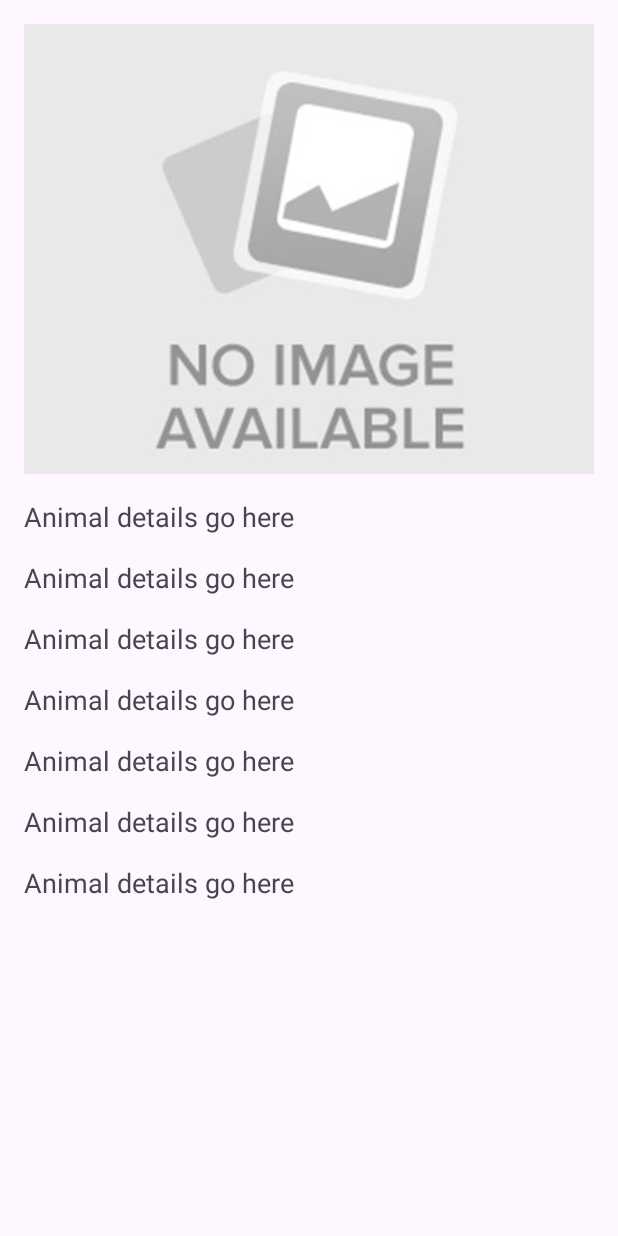
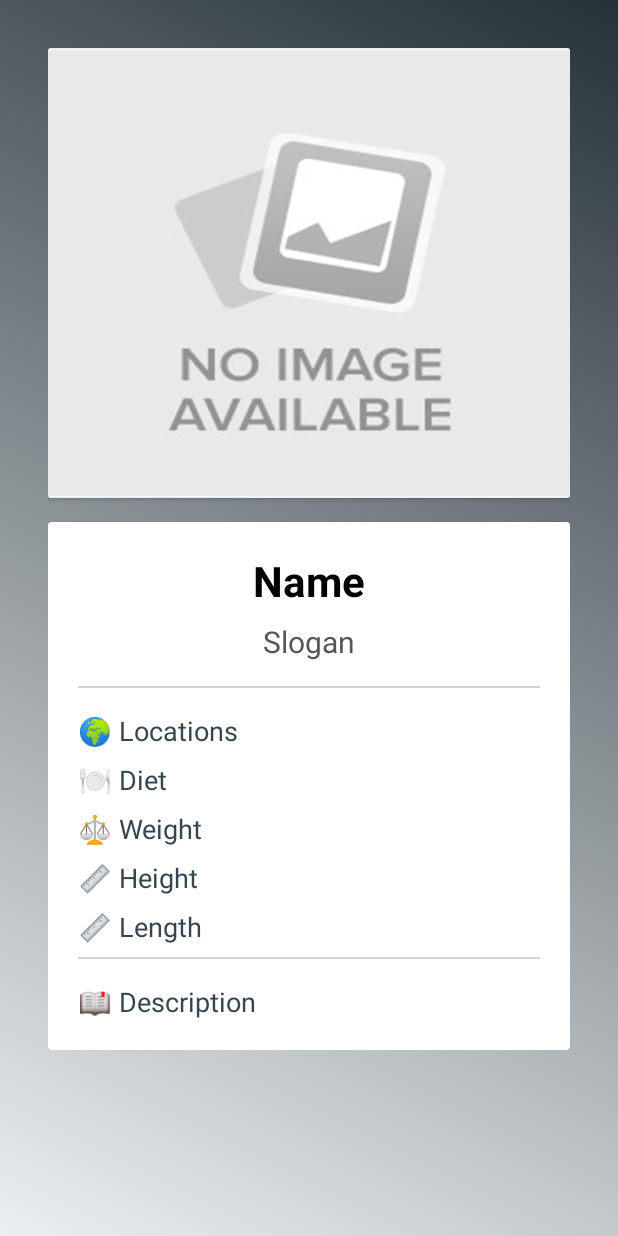
Before and after one commit to DvirUliel/Animal_Restful_API, an Android app: the layout activity_animal_detail.xml on its own in the app's theme, with its tools: preview values and no code run, on a phone screen of 412 x 824 dp. Run offline under Robolectric (Android 15) with nearby library versions, the phone set to English and light mode, and no system bars.

Commit message:
ben hapag 2

```diff
--- a/app/build.gradle.kts
+++ b/app/build.gradle.kts
@@ -37,6 +37,7 @@ dependencies {
     implementation(libs.material)
     implementation(libs.activity)
     implementation(libs.constraintlayout)
+    implementation("androidx.cardview:cardview:1.0.0")
     implementation("com.squareup.retrofit2:retrofit:2.9.0")
     implementation("com.squareup.retrofit2:converter-gson:2.9.0")
     implementation("androidx.recyclerview:recyclerview:1.2.1")
--- a/app/src/main/java/com/example/animal_restful_api/activities/AnimalDetailActivity.java
+++ b/app/src/main/java/com/example/animal_restful_api/activities/AnimalDetailActivity.java
@@ -9,6 +9,11 @@ import androidx.appcompat.app.AppCompatActivity;
 
 import com.bumptech.glide.Glide;
 import com.example.animal_restful_api.R;
+import android.text.Spannable;
+import android.text.SpannableString;
+import android.text.style.StyleSpan;
+import android.graphics.Typeface;
+
 
 public class AnimalDetailActivity extends AppCompatActivity {
 
@@ -17,9 +22,16 @@ public class AnimalDetailActivity extends AppCompatActivity {
     private TextView animalDetailLocationsTextView;
     private TextView animalDetailWeightTextView;
     private TextView animalDetailHeightTextView;
+    private TextView animalDetailLengthTextView;
     private TextView animalDetailDietTextView;
     private TextView animalDetailSloganTextView;
     private TextView animalDetailDescriptionTextView;
+
+    private void setBoldText(TextView textView, String label, String value) {
+        SpannableString spannableString = new SpannableString(label + value);
+        spannableString.setSpan(new StyleSpan(Typeface.BOLD), 0, label.length(), Spannable.SPAN_EXCLUSIVE_EXCLUSIVE);
+        textView.setText(spannableString);
+    }
 
     @Override
     protected void onCreate(Bundle savedInstanceState) {
@@ -31,6 +43,7 @@ public class AnimalDetailActivity extends AppCompatActivity {
         animalDetailLocationsTextView= findViewById(R.id.animalDetailLocationsTextView);
         animalDetailWeightTextView = findViewById(R.id.animalDetailWeightTextView);
         animalDetailHeightTextView = findViewById(R.id.animalDetailHeightTextView);
+        animalDetailLengthTextView = findViewById(R.id.animalDetailLengthTextView);
         animalDetailDietTextView = findViewById(R.id.animalDetailDietTextView);
         animalDetailSloganTextView = findViewById(R.id.animalDetailSloganTextView);
         animalDetailDescriptionTextView = findViewById(R.id.animalDetailDescriptionTextView);
@@ -44,6 +57,7 @@ public class AnimalDetailActivity extends AppCompatActivity {
         String locations = getIntent().getStringExtra("animal_locations");
         String weight = getIntent().getStringExtra("animal_weight");
         String height = getIntent().getStringExtra("animal_height");
+        String length = getIntent().getStringExtra("animal_length");
         String diet = getIntent().getStringExtra("animal_diet");
         String slogan = getIntent().getStringExtra("animal_slogan");
         String description = getIntent().getStringExtra("animal_description");
@@ -54,17 +68,23 @@ public class AnimalDetailActivity extends AppCompatActivity {
         if(height == null){
             height = "No data";
         }
+        if(weight == null){
+            weight = "No data";
+        }
+        if(length == null){
+            weight = "No data";
+        }
 
 
         // הצגת שם החיה
-        animalDetailNameTextView.setText("Name: " + animalName);
-        animalDetailLocationsTextView.setText("Locations: "+locations);
-        animalDetailWeightTextView.setText("Weight: "+weight);
-        animalDetailHeightTextView.setText("Height: "+height);
-        animalDetailDietTextView.setText("Diet: "+diet);
-        animalDetailSloganTextView.setText("Slogan: "+slogan);
-        animalDetailDescriptionTextView.setText("Description: "+description);
-
+        animalDetailNameTextView.setText(animalName);
+        setBoldText(animalDetailLocationsTextView, "Locations: ", locations);
+        setBoldText(animalDetailWeightTextView, "Weight: ", weight);
+        setBoldText(animalDetailHeightTextView, "Height: ", height);
+        setBoldText(animalDetailLengthTextView, "Length: ", length);
+        setBoldText(animalDetailDietTextView, "Diet: ", diet);
+        setBoldText(animalDetailSloganTextView, "Slogan: ", slogan);
+        setBoldText(animalDetailDescriptionTextView, "Description: ", description);
 
 
 
--- a/app/src/main/java/com/example/animal_restful_api/adapters/AnimalAdapter.java
+++ b/app/src/main/java/com/example/animal_restful_api/adapters/AnimalAdapter.java
@@ -68,6 +68,7 @@ public class AnimalAdapter extends RecyclerView.Adapter<AnimalAdapter.AnimalView
             intent.putExtra("animal_locations", String.join(", ", animal.getLocations()));
             intent.putExtra("animal_weight", animal.getCharacteristics().get("weight"));
             intent.putExtra("animal_height", animal.getCharacteristics().get("height"));
+            intent.putExtra("animal_length", animal.getCharacteristics().get("length"));
             intent.putExtra("animal_diet", animal.getCharacteristics().get("diet"));
             intent.putExtra("animal_slogan", animal.getCharacteristics().get("slogan"));
             intent.putExtra("animal_description", animal.getDescription());
--- a/app/src/main/java/com/example/animal_restful_api/api/ApiService.java
+++ b/app/src/main/java/com/example/animal_restful_api/api/ApiService.java
@@ -8,7 +8,7 @@ import retrofit2.http.Query;
 import java.util.List;
 
 public interface ApiService {
-    @Headers("X-Api-Key: FtGHAoSqMDUy7e27pkkcNw==CBjOkVZxgLTIJ9GS")  // API key fixed
+    @Headers("X-Api-Key: +mVVhCZyWH6ofNzHBxDoOQ==tGZ7NpxbYw4PYpEB")  // API key fixed
     @GET("animals")
     Call<List<Animal>> getAnimal(@Query("name") String name);
 }
--- /dev/null
+++ b/app/src/main/res/drawable/detail_background.xml
@@ -0,0 +1,7 @@
+<?xml version="1.0" encoding="utf-8"?>
+<shape xmlns:android="http://schemas.android.com/apk/res/android"
+    android:shape="rectangle">
+    <corners android:radius="12dp"/>
+    <solid android:color="@color/white"/>
+    <padding android:left="16dp" android:right="16dp" android:top="16dp" android:bottom="16dp"/>
+</shape>
--- /dev/null
+++ b/app/src/main/res/drawable/gradient_background.xml
@@ -0,0 +1,11 @@
+<?xml version="1.0" encoding="utf-8"?>
+<layer-list xmlns:android="http://schemas.android.com/apk/res/android">
+    <item>
+        <shape android:shape="rectangle">
+            <gradient
+                android:angle="45"
+                android:startColor="#ECEFF1"
+                android:endColor="#263238"/>
+        </shape>
+    </item>
+</layer-list>
--- /dev/null
+++ b/app/src/main/res/drawable/rounded_corner.xml
@@ -0,0 +1,6 @@
+<?xml version="1.0" encoding="utf-8"?>
+<shape xmlns:android="http://schemas.android.com/apk/res/android"
+    android:shape="rectangle">
+    <corners android:radius="16dp"/>
+    <solid android:color="@android:color/white"/>
+</shape>
--- a/app/src/main/res/layout/activity_animal_detail.xml
+++ b/app/src/main/res/layout/activity_animal_detail.xml
@@ -1,66 +1,140 @@
 <?xml version="1.0" encoding="utf-8"?>
-<LinearLayout xmlns:android="http://schemas.android.com/apk/res/android"
+<ScrollView xmlns:android="http://schemas.android.com/apk/res/android"
+    xmlns:app="http://schemas.android.com/apk/res-auto"
     android:layout_width="match_parent"
     android:layout_height="match_parent"
-    android:orientation="vertical"
+    android:background="@drawable/gradient_background"
     android:padding="16dp">
 
-    <!-- תמונה -->
+    <LinearLayout
+        android:layout_width="match_parent"
+        android:layout_height="wrap_content"
+        android:orientation="vertical"
+        android:gravity="center_horizontal"
+        android:padding="16dp">
+
+        <!-- Animal Image Section -->
+        <androidx.cardview.widget.CardView
+            android:layout_width="match_parent"
+            android:layout_height="300dp"
+            android:radius="16dp"
+            android:elevation="8dp"
+            app:cardBackgroundColor="@android:color/white">
+
             <ImageView
                 android:id="@+id/animalDetailImageView"
                 android:layout_width="match_parent"
-        android:layout_height="300dp"
-        android:scaleType="centerCrop"
-        android:src="@drawable/noimageavailable" />
+                android:layout_height="match_parent"
+                android:scaleType="fitXY"
+                android:adjustViewBounds="false"
+                android:src="@drawable/noimageavailable"
+                android:background="@drawable/rounded_corner" />
+        </androidx.cardview.widget.CardView>
 
-    <!-- טקסט -->
+        <!-- Animal Details -->
+        <androidx.cardview.widget.CardView
+            android:layout_width="match_parent"
+            android:layout_height="wrap_content"
+            android:layout_marginTop="16dp"
+            android:radius="16dp"
+            android:elevation="6dp"
+            app:cardBackgroundColor="@android:color/white">
+
+            <LinearLayout
+                android:layout_width="match_parent"
+                android:layout_height="wrap_content"
+                android:orientation="vertical"
+                android:padding="20dp">
+
                 <TextView
                     android:id="@+id/animalDetailNameTextView"
                     android:layout_width="match_parent"
                     android:layout_height="wrap_content"
-        android:text="Animal details go here"
-        android:textSize="18sp"
-        android:paddingTop="16dp"/>
+                    android:text="Name"
+                    android:textSize="28sp"
+                    android:textStyle="bold"
+                    android:textColor="@color/black"
+                    android:gravity="center"
+                    android:paddingBottom="8dp"/>
+
+                <TextView
+                    android:id="@+id/animalDetailSloganTextView"
+                    android:layout_width="match_parent"
+                    android:layout_height="wrap_content"
+                    android:text="Slogan"
+                    android:textSize="20sp"
+                    android:textColor="@color/dark_gray"
+                    android:gravity="center"
+                    android:paddingBottom="8dp"/>
+
+                <View
+                    android:layout_width="match_parent"
+                    android:layout_height="1dp"
+                    android:background="@color/light_gray"
+                    android:layout_marginVertical="8dp"/>
+
                 <TextView
                     android:id="@+id/animalDetailLocationsTextView"
                     android:layout_width="match_parent"
                     android:layout_height="wrap_content"
-        android:text="Animal details go here"
+                    android:text="🌍 Locations"
                     android:textSize="18sp"
-        android:paddingTop="16dp"/>
+                    android:textColor="@color/charcoal_gray"
+                    android:paddingTop="8dp"/>
+
+                <TextView
+                    android:id="@+id/animalDetailDietTextView"
+                    android:layout_width="match_parent"
+                    android:layout_height="wrap_content"
+                    android:text="🍽️ Diet"
+                    android:textSize="18sp"
+                    android:textColor="@color/charcoal_gray"
+                    android:paddingTop="8dp"/>
+
                 <TextView
                     android:id="@+id/animalDetailWeightTextView"
                     android:layout_width="match_parent"
                     android:layout_height="wrap_content"
-        android:text="Animal details go here"
+                    android:text="⚖️ Weight"
                     android:textSize="18sp"
-        android:paddingTop="16dp"/>
+                    android:textColor="@color/charcoal_gray"
+                    android:paddingTop="8dp"/>
+
                 <TextView
                     android:id="@+id/animalDetailHeightTextView"
                     android:layout_width="match_parent"
                     android:layout_height="wrap_content"
-        android:text="Animal details go here"
+                    android:text="📏 Height"
                     android:textSize="18sp"
-        android:paddingTop="16dp"/>
+                    android:textColor="@color/charcoal_gray"
+                    android:paddingTop="8dp"/>
+
                 <TextView
-        android:id="@+id/animalDetailDietTextView"
+                    android:id="@+id/animalDetailLengthTextView"
                     android:layout_width="match_parent"
                     android:layout_height="wrap_content"
-        android:text="Animal details go here"
+                    android:text="📏 Length"
                     android:textSize="18sp"
-        android:paddingTop="16dp"/>
-    <TextView
-        android:id="@+id/animalDetailSloganTextView"
+                    android:textColor="@color/charcoal_gray"
+                    android:paddingTop="8dp"/>
+
+                <View
                     android:layout_width="match_parent"
-        android:layout_height="wrap_content"
-        android:text="Animal details go here"
-        android:textSize="18sp"
-        android:paddingTop="16dp"/>
+                    android:layout_height="1dp"
+                    android:background="@color/light_gray"
+                    android:layout_marginVertical="8dp"/>
+
                 <TextView
                     android:id="@+id/animalDetailDescriptionTextView"
                     android:layout_width="match_parent"
                     android:layout_height="wrap_content"
-        android:text="Animal details go here"
+                    android:text="📖 Description"
                     android:textSize="18sp"
-        android:paddingTop="16dp"/>
+                    android:textColor="@color/charcoal_gray"
+                    android:paddingTop="8dp"/>
+
             </LinearLayout>
+        </androidx.cardview.widget.CardView>
+
+    </LinearLayout>
+</ScrollView>
--- a/app/src/main/res/values/colors.xml
+++ b/app/src/main/res/values/colors.xml
@@ -2,4 +2,7 @@
 <resources>
     <color name="black">#FF000000</color>
     <color name="white">#FFFFFFFF</color>
+    <color name="light_gray">#D3D3D3</color>
+    <color name="dark_gray">#555555</color>
+    <color name="charcoal_gray">#36454F</color>
 </resources>
```
Lines whose indentation alone changed are shown as unchanged.
